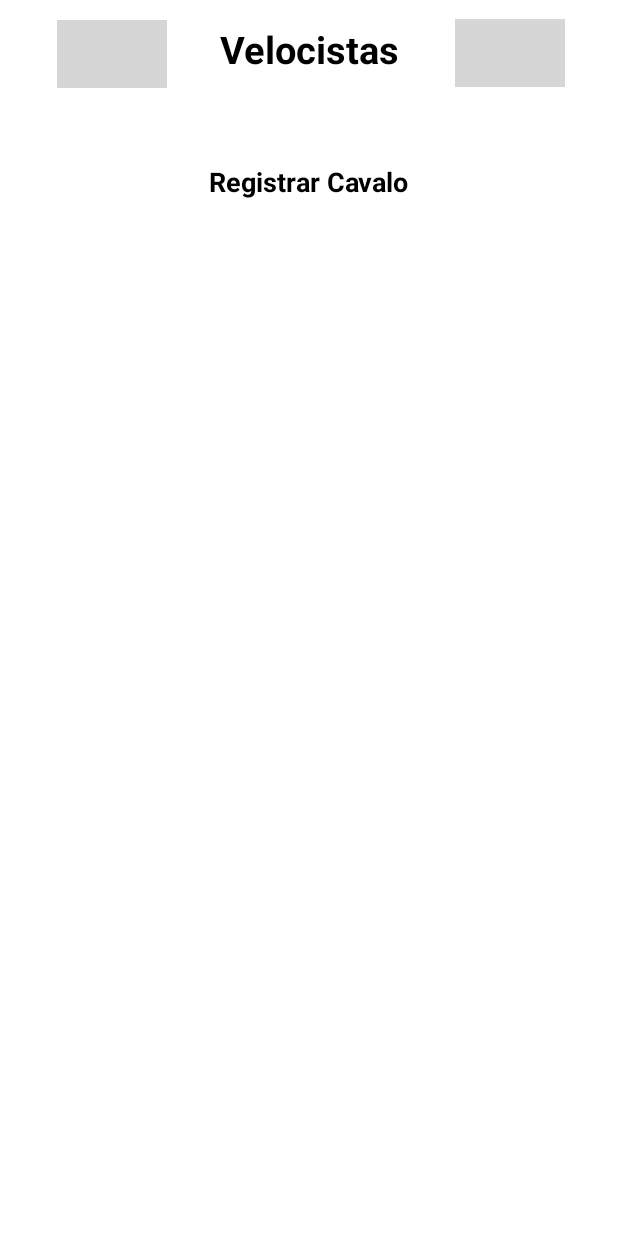
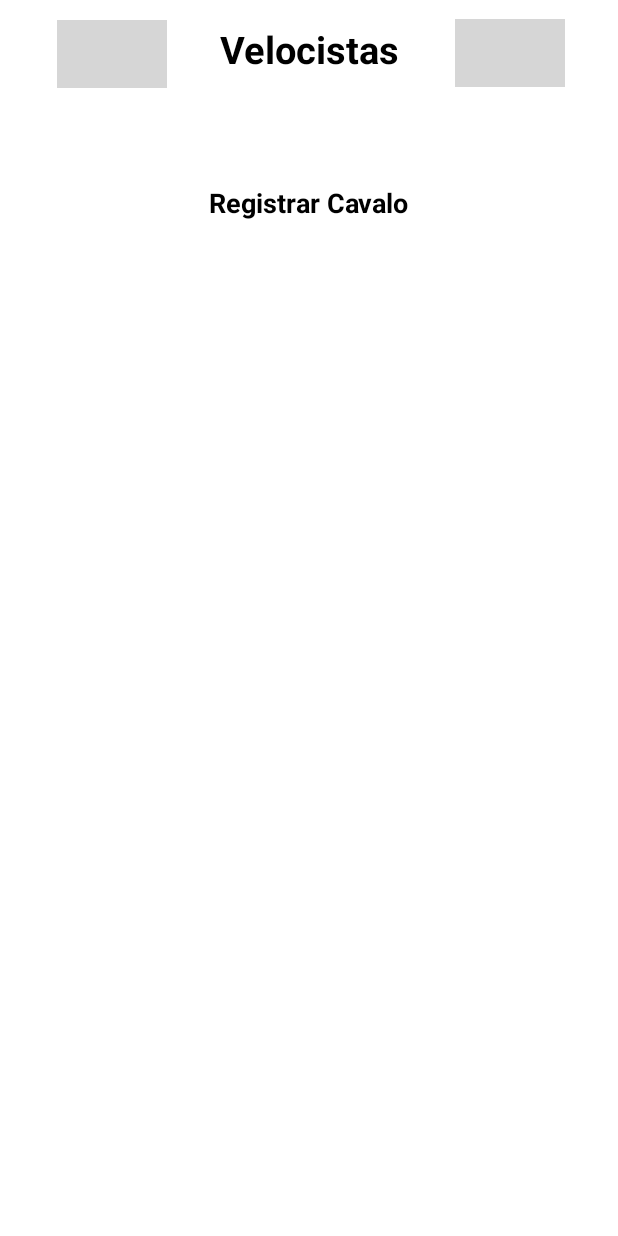
Before and after one commit to alan-matheus/Velocistas, an Android app: the RegistrarCavalo screen opened directly, with no data from a screen before it, on a phone screen of 412 x 824 dp. Run offline under Robolectric (Android 15) with nearby library versions, the phone set to English and light mode, and no system bars; Roboto replaces fonts that are not available here; grey boxes are pictures that could not be loaded.

Commit message:
Atualizei o subtítulo do Registrar Cavalo

```diff
--- a/app/src/main/res/layout/activity_registrar_cavalo.xml
+++ b/app/src/main/res/layout/activity_registrar_cavalo.xml
@@ -63,7 +63,7 @@
         app:layout_constraintEnd_toEndOf="parent"
         app:layout_constraintStart_toStartOf="parent"
         app:layout_constraintTop_toBottomOf="@+id/nome"
-        app:layout_constraintVertical_bias="0.078" />
+        app:layout_constraintVertical_bias="0.097" />
 
 
 </androidx.constraintlayout.widget.ConstraintLayout>
```
